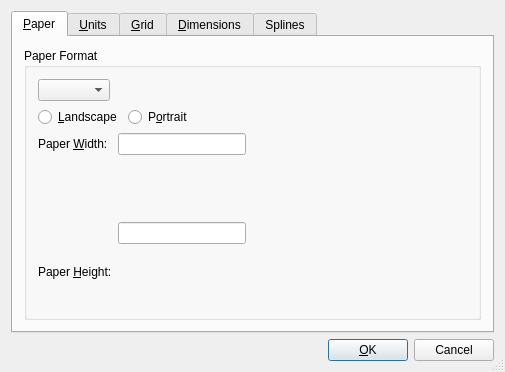
Old version of the form librecad/src/ui/forms/qg_dlgoptionsdrawing.ui in the repository LibreCAD/LibreCAD.
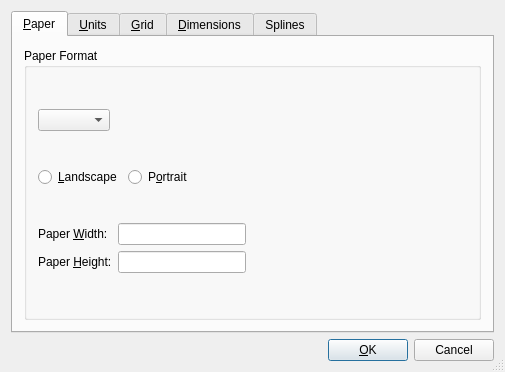
New version of the form. The open tabs and pages were chosen to show the change.

```diff
--- a/librecad/src/ui/forms/qg_dlgoptionsdrawing.ui
+++ b/librecad/src/ui/forms/qg_dlgoptionsdrawing.ui
@@ -92,7 +92,7 @@
           </item>
           <item>
            <layout class="QGridLayout" name="gridLayout_3">
-            <item row="2" column="2">
+            <item row="1" column="2">
              <spacer name="spacer8">
               <property name="orientation">
                <enum>Qt::Horizontal</enum>
@@ -108,10 +108,10 @@
               </property>
              </spacer>
             </item>
-            <item row="1" column="1" rowspan="2">
+            <item row="1" column="1">
              <widget class="QLineEdit" name="lePaperHeight"/>
             </item>
-            <item row="2" column="0">
+            <item row="1" column="0">
              <widget class="QLabel" name="lPageHeight">
               <property name="text">
                <string>Paper &amp;Height:</string>
@@ -140,7 +140,7 @@
             <item row="0" column="1">
              <widget class="QLineEdit" name="lePaperWidth"/>
             </item>
-            <item row="0" column="2" rowspan="2">
+            <item row="0" column="2">
              <spacer name="spacer7">
               <property name="orientation">
                <enum>Qt::Horizontal</enum>
```
